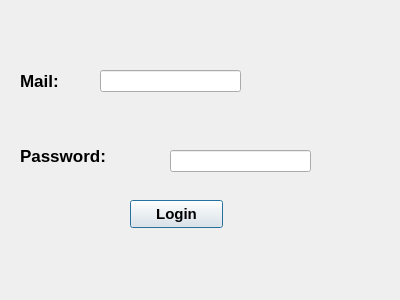
Old version of the form login.ui in the repository mahmoud-chebil/E-health-2A8.
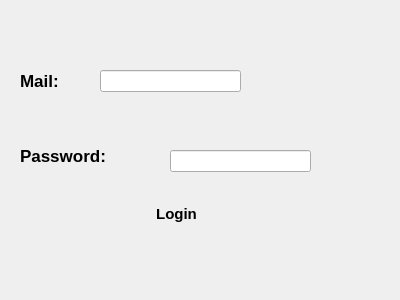
New version of the form. Icons and pictures are not drawn.

What changed in the file:
```diff
--- a/login.ui
+++ b/login.ui
@@ -11,7 +11,14 @@
    </rect>
   </property>
   <property name="windowTitle">
-   <string>Dialog</string>
+   <string>Login</string>
+  </property>
+  <property name="windowIcon">
+   <iconset resource="resource.qrc">
+    <normaloff>:/img/sns icon.PNG</normaloff>:/img/sns icon.PNG</iconset>
+  </property>
+  <property name="styleSheet">
+   <string notr="true">background-image: url(:/img/77.jpg);</string>
   </property>
   <widget class="QLabel" name="label">
    <property name="geometry">
@@ -79,6 +86,26 @@
      <bold>true</bold>
     </font>
    </property>
+   <property name="styleSheet">
+    <string notr="true">QPushButton{
+
+     background: qlineargradient(x1: 0, y1: 0, x2: 0, y2: 1,
+                                 stop: 0 #f7f7f7, stop: 0.4 #f0f0f0,
+                                 stop: 0.5 #e8e8e8, stop: 1.0 #dcdcdc);
+border-radius:5px;
+border-radius:5px;
+
+}
+
+
+
+QPushButton:hover{
+background:   qlineargradient(x1: 0, y1: 0, x2: 0, y2: 1,
+                                 stop: 0 #1b83fe, stop: 0.4 #4399fe,
+                                 stop: 0.5 #5da7fe, stop: 1.0 #77b5fe);
+color:white;
+}</string>
+   </property>
    <property name="text">
     <string>Login</string>
    </property>
```
Left out of the diff: 7 changed lines with no effect on the pictures.
